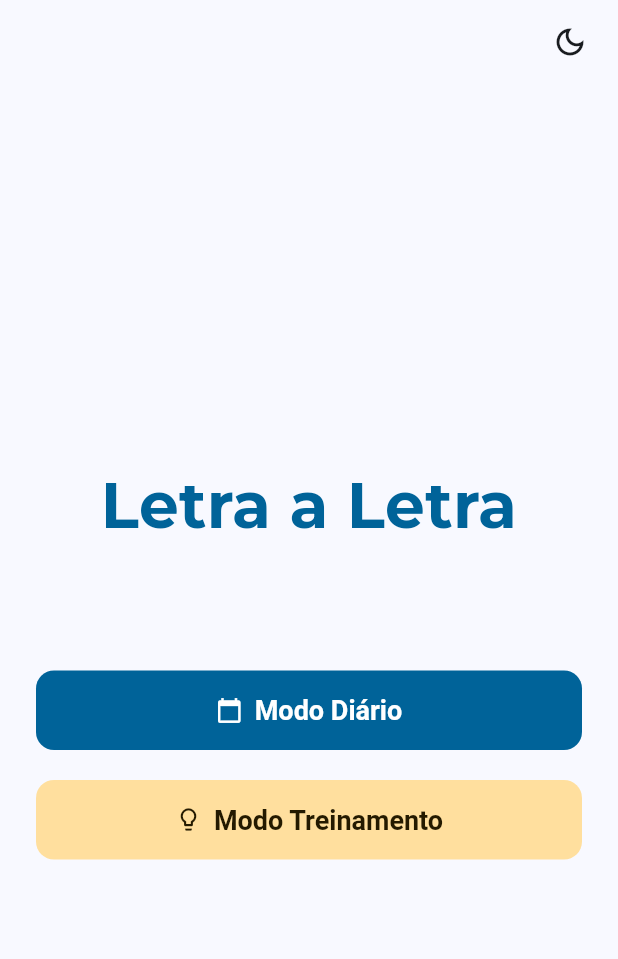
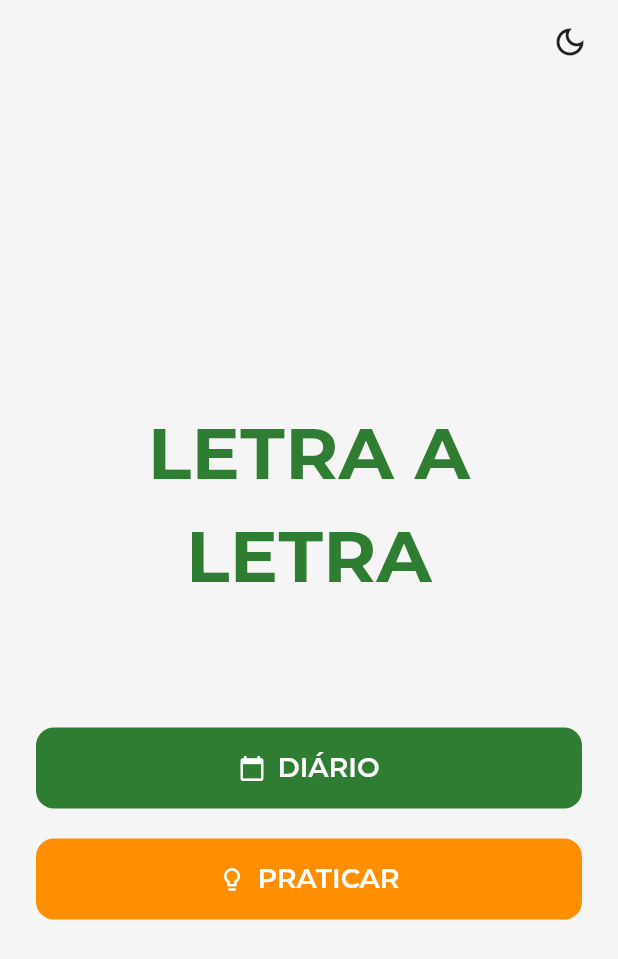
Before and after one commit to eduardofrnnds/letra_a_letra_flutter, a Flutter app: the screen it shows after launch, on a phone screen of 412 x 824 dp. Shown: the top 959 px of the screen. Run offline on Flutter 3.47's test engine with Material 3 defaults, Android fonts, the phone set to English and light mode, and no system bars; our stand-ins replace google_fonts, shared_preferences.

Commit message:
Corrige bugs

```diff
--- a/lib/app.dart
+++ b/lib/app.dart
@@ -5,7 +5,8 @@ import 'controllers/theme_controller.dart';
 import 'pages/home_page.dart';
 
 class WordleApp extends StatelessWidget {
-  const WordleApp({Key? key}) : super(key: key);
+  // CORREÇÃO: Usando a sintaxe moderna 'super.key'
+  const WordleApp({super.key});
 
   @override
   Widget build(BuildContext context) {
--- a/lib/config/theme/app_theme.dart
+++ b/lib/config/theme/app_theme.dart
@@ -1,127 +1,102 @@
 import 'package:flutter/material.dart';
 import 'package:google_fonts/google_fonts.dart';
 
-const _lightColorScheme = ColorScheme(
-  brightness: Brightness.light,
-  primary: Color(0xFF006399),
-  onPrimary: Color(0xFFFFFFFF),
-  primaryContainer: Color(0xFFCDE5FF),
-  onPrimaryContainer: Color(0xFF001D32),
-  secondary: Color(0xFFB88E00), // Amarelo/Laranja para "posição errada"
-  onSecondary: Color(0xFFFFFFFF),
-  secondaryContainer: Color(0xFFFFDF9E),
-  onSecondaryContainer: Color(0xFF241A00),
-  tertiary: Color(0xFF4CAF50), // Verde para "correto"
-  onTertiary: Color(0xFFFFFFFF),
-  tertiaryContainer: Color(0xFFC8F7C5),
-  onTertiaryContainer: Color(0xFF0D1F0C),
-  error: Color(0xFFBA1A1A),
-  onError: Color(0xFFFFFFFF),
-  errorContainer: Color(0xFFFFDAD6),
-  onErrorContainer: Color(0xFF410002),
-  background: Color(0xFFF8F9FF),
-  onBackground: Color(0xFF191C20),
-  surface: Color(0xFFF8F9FF),
-  onSurface: Color(0xFF191C20),
-  surfaceVariant: Color(0xFFDEE3EB), // Fundo do teclado
-  onSurfaceVariant: Color(0xFF42474E), // Texto do teclado
-  outline: Color(0xFF72787E),
-  outlineVariant: Color(0xFFC2C7CE),
-  shadow: Color(0xFF000000),
-  scrim: Color(0xFF000000),
-  inverseSurface: Color(0xFF2E3135),
-  onInverseSurface: Color(0xFFF0F1F6),
-  inversePrimary: Color(0xFF96CCFF),
-);
+// Classe para centralizar a paleta de cores do aplicativo.
+class AppColors {
+  static const primaryGreen = Color(0xFF2E7D32);
+  static const accentOrange = Color(0xFFFF8F00);
 
-const _darkColorScheme = ColorScheme(
-  brightness: Brightness.dark,
-  primary: Color(0xFF96CCFF),
-  onPrimary: Color(0xFF003352),
-  primaryContainer: Color(0xFF004A74),
-  onPrimaryContainer: Color(0xFFCDE5FF),
-  secondary: Color(0xFFD4C33D), // Amarelo/Laranja para "posição errada"
-  onSecondary: Color(0xFF3D2F00),
-  secondaryContainer: Color(0xFF584400),
-  onSecondaryContainer: Color(0xFFFFDF9E),
-  tertiary: Color(0xFF67D46D), // Verde para "correto"
-  onTertiary: Color(0xFF00390F),
-  tertiaryContainer: Color(0xFF2B7536),
-  onTertiaryContainer: Color(0xFFB5F3AC),
-  error: Color(0xFFFFB4AB),
-  onError: Color(0xFF690005),
-  errorContainer: Color(0xFF93000A),
-  onErrorContainer: Color(0xFFFFDAD6),
-  background: Color(0xFF111418),
-  onBackground: Color(0xFFE2E2E6),
-  surface: Color(0xFF111418),
-  onSurface: Color(0xFFE2E2E6),
-  surfaceVariant: Color(0xFF42474E), // Fundo do teclado
-  onSurfaceVariant: Color(0xFFC2C7CE), // Texto do teclado
-  outline: Color(0xFF8C9198),
-  outlineVariant: Color(0xFF42474E),
-  shadow: Color(0xFF000000),
-  scrim: Color(0xFF000000),
-  inverseSurface: Color(0xFFE2E2E6),
-  onInverseSurface: Color(0xFF191C20),
-  inversePrimary: Color(0xFF006399),
-);
+  // Cores semânticas para o jogo
+  static const success = Color(0xFF4CAF50);
+  static const repeatedSuccess = Color(0xFF1B5E20); // Cor para letras repetidas
+  static const warning = Color(0xFFFFA000);
+  static const neutral = Color(0xFF757575);
+
+  // Cores de fundo e texto
+  static const lightBackground = Color(0xFFF5F5F5);
+  static const darkBackground = Color(0xFF121212);
+  static const lightSurface = Colors.white;
+  static const darkSurface = Color(0xFF1E1E1E);
+  static const lightText = Color(0xFF212121);
+  static const darkText = Color(0xFFE0E0E0);
+}
 
 class AppTheme {
-  // Tema Claro
+  // --- TEMA CLARO ---
   static final lightTheme = ThemeData(
     useMaterial3: true,
-    colorScheme: _lightColorScheme,
-    textTheme: GoogleFonts.robotoTextTheme(),
+    brightness: Brightness.light,
+    colorScheme: ColorScheme.fromSeed(
+      seedColor: AppColors.primaryGreen,
+      brightness: Brightness.light,
+      primary: AppColors.primaryGreen,
+      secondary: AppColors.accentOrange,
+      tertiary: AppColors.success,
+      surface: AppColors.lightBackground,
+      onSurface: AppColors.lightText,
+      surfaceContainer: AppColors.lightSurface,
+      outline: Colors.grey.shade400,
+    ),
+    scaffoldBackgroundColor: AppColors.lightBackground,
+    textTheme: GoogleFonts.latoTextTheme(),
     appBarTheme: AppBarTheme(
       centerTitle: true,
-      backgroundColor: _lightColorScheme.background,
-      foregroundColor: _lightColorScheme.onBackground,
+      backgroundColor: Colors.transparent,
       elevation: 0,
-      titleTextStyle: GoogleFonts.roboto(
+      titleTextStyle: GoogleFonts.montserrat(
         fontWeight: FontWeight.bold,
         fontSize: 22,
+        color: AppColors.lightText,
       ),
+      iconTheme: const IconThemeData(color: AppColors.lightText),
     ),
-    filledButtonTheme: FilledButtonThemeData(
+    filledButtonTheme: _getFilledButtonTheme(isDark: false),
+  );
+
+  // --- TEMA ESCURO ---
+  static final darkTheme = ThemeData(
+    useMaterial3: true,
+    brightness: Brightness.dark,
+    colorScheme: ColorScheme.fromSeed(
+      seedColor: AppColors.primaryGreen,
+      brightness: Brightness.dark,
+      primary: AppColors.primaryGreen,
+      secondary: AppColors.accentOrange,
+      tertiary: AppColors.success,
+      surface: AppColors.darkBackground,
+      onSurface: AppColors.darkText,
+      surfaceContainer: AppColors.darkSurface,
+      outline: Colors.grey.shade700,
+    ),
+    scaffoldBackgroundColor: AppColors.darkBackground,
+    textTheme: GoogleFonts.latoTextTheme().apply(bodyColor: AppColors.darkText),
+    appBarTheme: AppBarTheme(
+      centerTitle: true,
+      backgroundColor: Colors.transparent,
+      elevation: 0,
+      titleTextStyle: GoogleFonts.montserrat(
+        fontWeight: FontWeight.bold,
+        fontSize: 22,
+        color: AppColors.darkText,
+      ),
+      iconTheme: const IconThemeData(color: AppColors.darkText),
+    ),
+    filledButtonTheme: _getFilledButtonTheme(isDark: true),
+  );
+
+  // Helper para centralizar o estilo dos botões
+  static FilledButtonThemeData _getFilledButtonTheme({required bool isDark}) {
+    return FilledButtonThemeData(
       style: FilledButton.styleFrom(
+        foregroundColor: Colors.white,
+        backgroundColor: AppColors.primaryGreen,
         shape: RoundedRectangleBorder(borderRadius: BorderRadius.circular(12)),
-        padding: const EdgeInsets.symmetric(vertical: 16),
-        textStyle: GoogleFonts.roboto(
-          fontWeight: FontWeight.bold,
+        padding: const EdgeInsets.symmetric(vertical: 16, horizontal: 24),
+        textStyle: GoogleFonts.montserrat(
+          fontWeight: FontWeight.w600,
           fontSize: 18,
         ),
       ),
-    ),
-  );
-
-  // Tema Escuro
-  static final darkTheme = ThemeData(
-    useMaterial3: true,
-    colorScheme: _darkColorScheme,
-    textTheme: GoogleFonts.robotoTextTheme().apply(
-      bodyColor: _darkColorScheme.onBackground,
-      displayColor: _darkColorScheme.onBackground,
-    ),
-    appBarTheme: AppBarTheme(
-      centerTitle: true,
-      backgroundColor: _darkColorScheme.background,
-      foregroundColor: _darkColorScheme.onBackground,
-      elevation: 0,
-      titleTextStyle: GoogleFonts.roboto(
-        fontWeight: FontWeight.bold,
-        fontSize: 22,
-      ),
-    ),
-    filledButtonTheme: FilledButtonThemeData(
-      style: FilledButton.styleFrom(
-        shape: RoundedRectangleBorder(borderRadius: BorderRadius.circular(12)),
-        padding: const EdgeInsets.symmetric(vertical: 16),
-        textStyle: GoogleFonts.roboto(
-          fontWeight: FontWeight.bold,
-          fontSize: 18,
-        ),
-      ),
-    ),
-  );
+    );
+  }
 }
--- a/lib/pages/home_page.dart
+++ b/lib/pages/home_page.dart
@@ -12,7 +12,6 @@ class HomePage extends StatefulWidget {
 }
 
 class _HomePageState extends State<HomePage> {
-  // ... (código existente da animação)
   bool _isVisible = false;
 
   @override
@@ -30,16 +29,20 @@ class _HomePageState extends State<HomePage> {
 
     return Scaffold(
       appBar: AppBar(
+        backgroundColor: Colors.transparent,
         actions: [
-          // NOVO: Botão para trocar o tema
+          // Botão para trocar o tema, agora na AppBar
           IconButton(
             icon: Icon(
-              themeController.themeMode == ThemeMode.dark ? Icons.light_mode_outlined : Icons.dark_mode_outlined,
+              themeController.themeMode == ThemeMode.dark
+                ? Icons.light_mode_outlined
+                : Icons.dark_mode_outlined,
             ),
             onPressed: () {
               final newMode = themeController.themeMode == ThemeMode.dark ? ThemeMode.light : ThemeMode.dark;
               context.read<ThemeController>().setThemeMode(newMode);
             },
+            tooltip: "Mudar Tema",
           ),
           const SizedBox(width: 8),
         ],
@@ -47,7 +50,7 @@ class _HomePageState extends State<HomePage> {
       body: Center(
         child: SingleChildScrollView(
           child: Padding(
-            padding: const EdgeInsets.all(24.0),
+            padding: const EdgeInsets.symmetric(horizontal: 24.0),
             child: AnimatedOpacity(
               opacity: _isVisible ? 1.0 : 0.0,
               duration: const Duration(milliseconds: 700),
@@ -57,25 +60,27 @@ class _HomePageState extends State<HomePage> {
                 crossAxisAlignment: CrossAxisAlignment.stretch,
                 children: [
                   Text(
-                    'Letra a Letra',
+                    'LETRA A LETRA',
                     textAlign: TextAlign.center,
                     style: GoogleFonts.montserrat(
-                      fontSize: 42,
+                      fontSize: 48,
                       fontWeight: FontWeight.bold,
                       color: colors.primary,
                     ),
                   ),
                   const SizedBox(height: 80),
-                  // ... (resto dos botões e da página)
                   FilledButton.icon(
                     icon: const Icon(Icons.calendar_today),
-                    label: const Text('Modo Diário'),
+                    label: const Text('DIÁRIO'),
                     onPressed: () => _navigateToGame(context, isDaily: true),
                   ),
                   const SizedBox(height: 20),
-                  FilledButton.tonalIcon(
+                  FilledButton.icon(
+                    style: FilledButton.styleFrom(
+                      backgroundColor: colors.secondary, // Usando a cor de destaque
+                    ),
                     icon: const Icon(Icons.lightbulb_outline),
-                    label: const Text('Modo Treinamento'),
+                    label: const Text('PRATICAR'),
                     onPressed: () => _navigateToGame(context, isDaily: false),
                   ),
                 ],
```
Also changed, not shown: lib/controllers/jogo_controller.dart (+41 -149 lines), lib/data/word_repository.dart (+6 -5 lines), lib/models/estado_letra.dart (+5 -5 lines), lib/pages/game_page.dart (+87 -84 lines), lib/widgets/grade_jogo.dart (+65 -49 lines), lib/widgets/teclado_virtual.dart (+12 -8 lines), assets/palavras.json, 1 other file.
